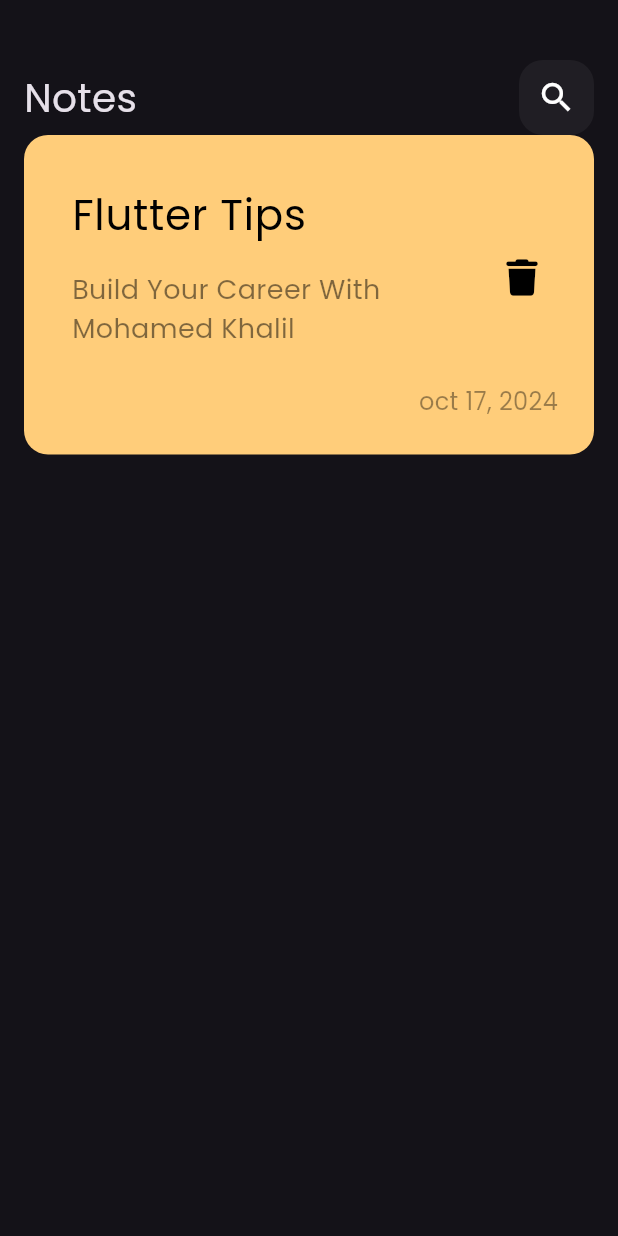
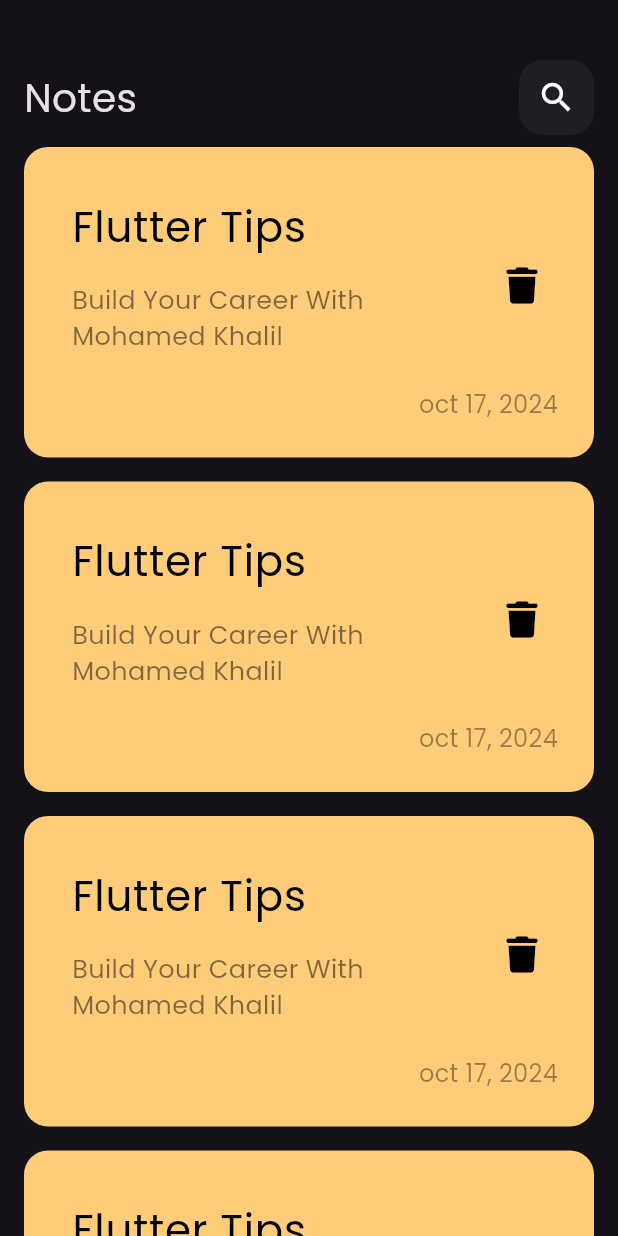
Before and after one commit to MohamedKHalilElsaaw/my_notes, a Flutter app: the screen it shows after launch, on a phone screen of 412 x 824 dp. Run offline on Flutter 3.47's test engine with Material 3 defaults, Android fonts, the phone set to English and light mode, and no system bars; our stand-ins replace font_awesome_flutter.

Commit message:
create Notes List View

```diff
--- a/lib/views/widgets/custom_note_item.dart
+++ b/lib/views/widgets/custom_note_item.dart
@@ -28,12 +28,12 @@ class NotesItem extends StatelessWidget {
               ),
             ),
             subtitle: Padding(
-              padding: const EdgeInsets.only(top: 16, bottom: 16),
+              padding: const EdgeInsets.only(top: 16, bottom: 14),
               child: Text(
                 'Build Your Career With Mohamed Khalil ',
                 style: TextStyle(
                   color: Colors.black.withOpacity(.5),
-                  fontSize: 18,
+                  fontSize: 17,
                 ),
               ),
             ),
--- /dev/null
+++ b/lib/views/widgets/notes_list_view.dart
@@ -0,0 +1,18 @@
+import 'package:flutter/material.dart';
+import 'package:my_notes/views/widgets/custom_note_item.dart';
+
+class NotesListView extends StatelessWidget {
+  const NotesListView({super.key});
+
+  @override
+  Widget build(BuildContext context) {
+    return ListView.builder(
+      itemBuilder: (context, index) {
+        return const Padding(
+          padding: EdgeInsets.symmetric(vertical: 8),
+          child: NotesItem(),
+        );
+      },
+    );
+  }
+}
--- a/lib/views/widgets/notes_view_body.dart
+++ b/lib/views/widgets/notes_view_body.dart
@@ -1,7 +1,6 @@
 import 'package:flutter/material.dart';
-import 'package:font_awesome_flutter/font_awesome_flutter.dart';
 import 'package:my_notes/views/widgets/custom_app_bar.dart';
-import 'package:my_notes/views/widgets/custom_note_item.dart';
+import 'package:my_notes/views/widgets/notes_list_view.dart';
 
 class NotesViewBody extends StatelessWidget {
   const NotesViewBody({super.key});
@@ -16,7 +15,7 @@ class NotesViewBody extends StatelessWidget {
             height: 40,
           ),
           CustomAppBar(),
-          NotesItem(),
+          Expanded(child: NotesListView()),
         ],
       ),
     );
```
